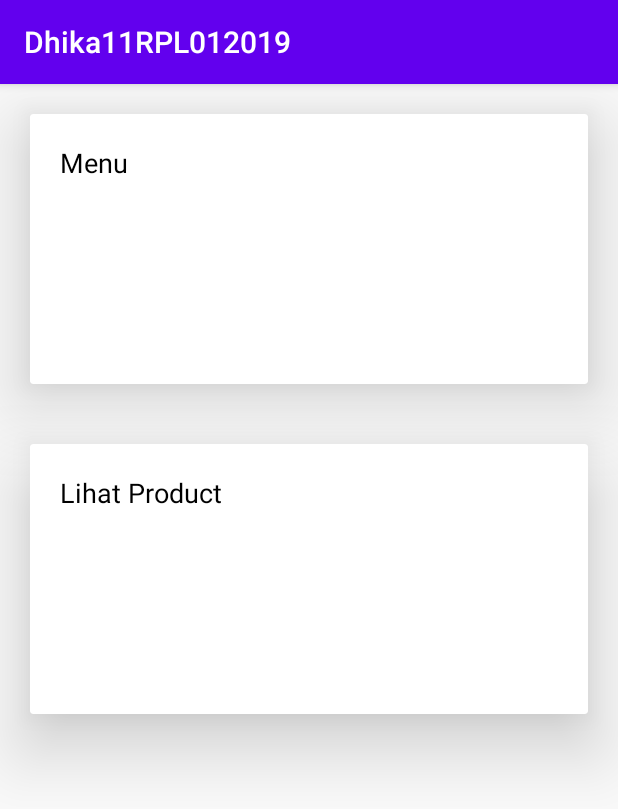
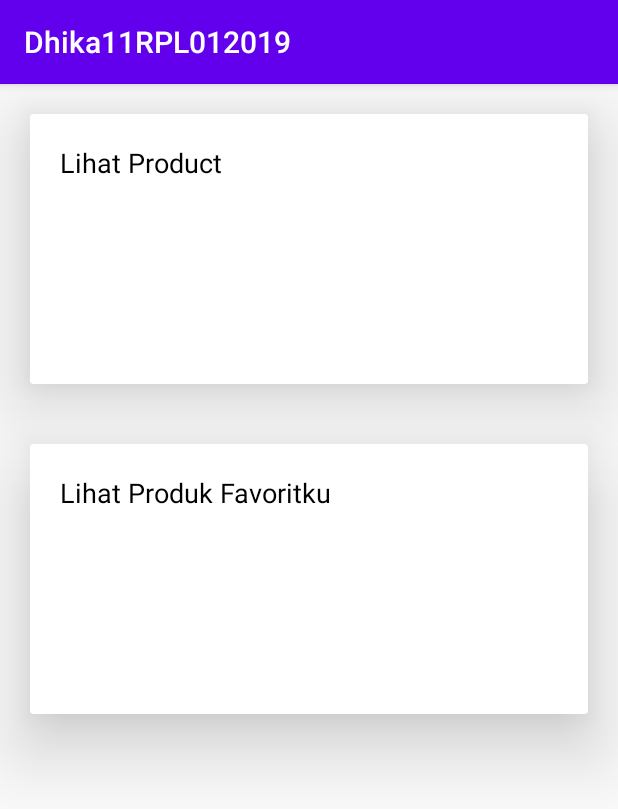
Before and after one commit to AndhikaRizky4/Dhika11RPL012019, an Android app: the Mainmenu screen opened directly, with no data from a screen before it, on a phone screen of 412 x 824 dp. Shown: the top 809 px of the screen. Run offline under Robolectric (Android 15) with nearby library versions, the phone set to English and light mode, and no system bars.

Commit message:
add json

```diff
--- a/app/src/main/res/layout/activity_mainmenu.xml
+++ b/app/src/main/res/layout/activity_mainmenu.xml
@@ -50,7 +50,7 @@
                     android:marqueeRepeatLimit="marquee_forever"
                     android:padding="10dp"
                     android:singleLine="true"
-                    android:text="Menu"
+                    android:text="Lihat Product"
                     android:textColor="#000000"
                     tools:targetApi="lollipop"
                     android:layout_alignParentLeft="true" />
@@ -104,7 +104,7 @@
                     android:marqueeRepeatLimit="marquee_forever"
                     android:padding="10dp"
                     android:singleLine="true"
-                    android:text="Lihat Product"
+                    android:text="Lihat Produk Favoritku"
                     android:textColor="#000000"
                     tools:targetApi="lollipop"
                     android:layout_alignParentLeft="true" />
```
